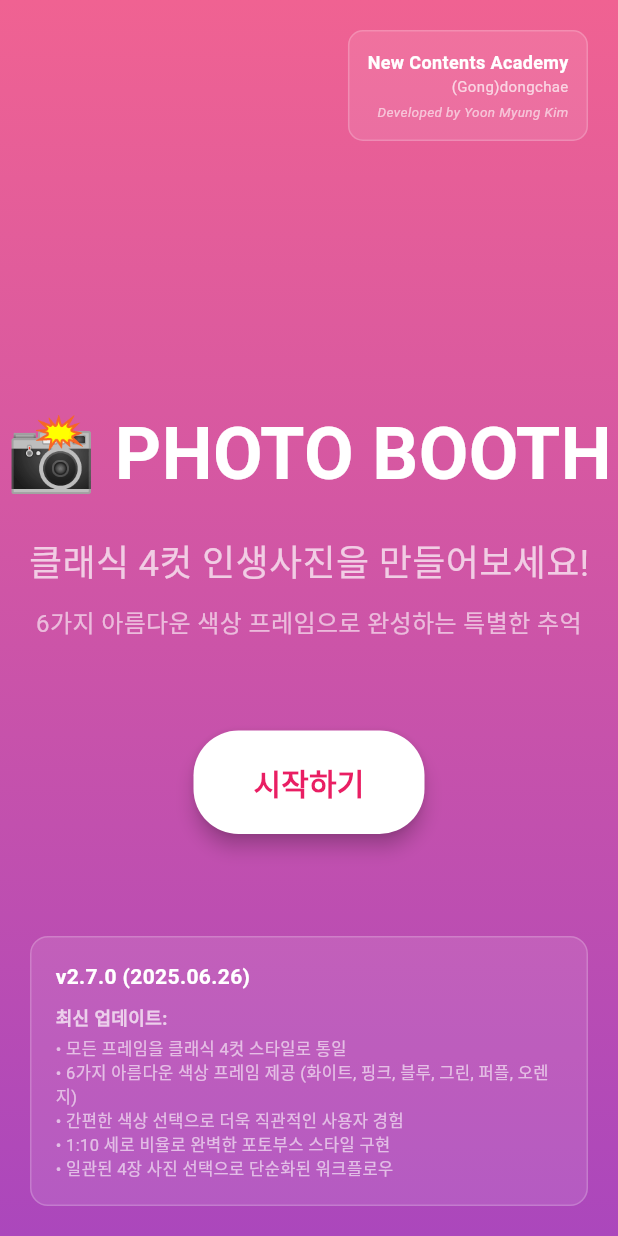
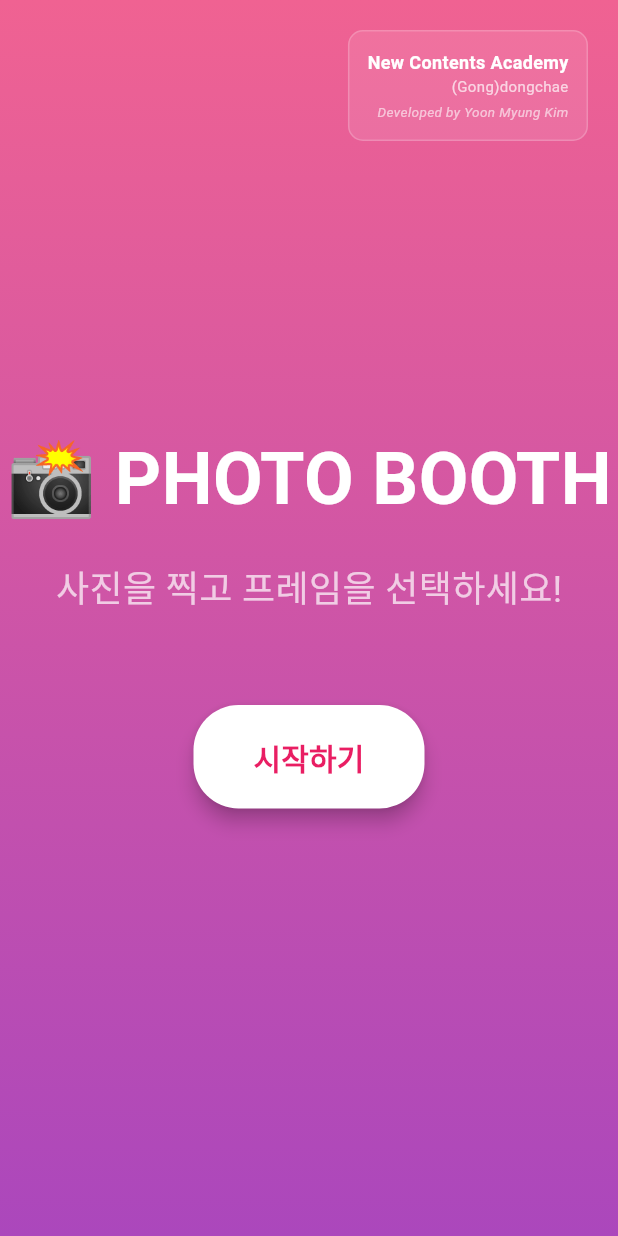
Before and after one commit to ymdev2023/photobooth-afterschool, a Flutter app: the screen it shows after launch, on a phone screen of 412 x 824 dp. Run offline on Flutter 3.47's test engine with Material 3 defaults, Android fonts, the phone set to English and light mode, and no system bars; our stand-ins replace image_picker, qr_flutter; missing offline and left inert: dart:html, dart:ui_web; Roboto replaces fonts that are missing (Pretendard).

Commit message:
Simplify Welcome Screen text: remove version info and change subtitle to simpler message

```diff
--- a/lib/screens/1_welcome_screen.dart
+++ b/lib/screens/1_welcome_screen.dart
@@ -42,20 +42,11 @@ class WelcomeScreen extends StatelessWidget {
                         ),
                         SizedBox(height: 20),
                         Text(
-                          '클래식 4컷 인생사진을 만들어보세요!',
+                          '사진을 찍고 프레임을 선택하세요!',
                           style: TextStyle(
                             fontSize: subtitleSize,
                             color: Colors.white70,
                           ),
-                        ),
-                        SizedBox(height: 10),
-                        Text(
-                          '6가지 아름다운 색상 프레임으로 완성하는 특별한 추억',
-                          style: TextStyle(
-                            fontSize: isWideScreen ? 18 : 16,
-                            color: Colors.white60,
-                          ),
-                          textAlign: TextAlign.center,
                         ),
                         SizedBox(height: 60),
                         ElevatedButton(
@@ -126,53 +117,6 @@ class WelcomeScreen extends StatelessWidget {
                       ),
                     ),
                   ),
-                  // 버전 정보 - 하단
-                  Positioned(
-                    bottom: 20,
-                    left: 20,
-                    right: 20,
-                    child: Container(
-                      padding: EdgeInsets.all(16),
-                      decoration: BoxDecoration(
-                        color: Colors.white.withOpacity(0.1),
-                        borderRadius: BorderRadius.circular(12),
-                        border: Border.all(
-                          color: Colors.white.withOpacity(0.2),
-                        ),
-                      ),
-                      child: Column(
-                        crossAxisAlignment: CrossAxisAlignment.start,
-                        children: [
-                          Text(
-                            'v2.7.0 (2025.06.26)',
-                            style: TextStyle(
-                              color: Colors.white,
-                              fontWeight: FontWeight.bold,
-                              fontSize: isWideScreen ? 16 : 14,
-                            ),
-                          ),
-                          SizedBox(height: 8),
-                          Text(
-                            '최신 업데이트:',
-                            style: TextStyle(
-                              color: Colors.white70,
-                              fontWeight: FontWeight.w600,
-                              fontSize: isWideScreen ? 14 : 12,
-                            ),
-                          ),
-                          SizedBox(height: 4),
-                          Text(
-                            '• 모든 프레임을 클래식 4컷 스타일로 통일\n• 6가지 아름다운 색상 프레임 제공 (화이트, 핑크, 블루, 그린, 퍼플, 오렌지)\n• 간편한 색상 선택으로 더욱 직관적인 사용자 경험\n• 1:10 세로 비율로 완벽한 포토부스 스타일 구현\n• 일관된 4장 사진 선택으로 단순화된 워크플로우',
-                            style: TextStyle(
-                              color: Colors.white60,
-                              fontSize: isWideScreen ? 13 : 11,
-                              height: 1.4,
-                            ),
-                          ),
-                        ],
-                      ),
-                    ),
-                  ),
                 ],
               );
             },
```
